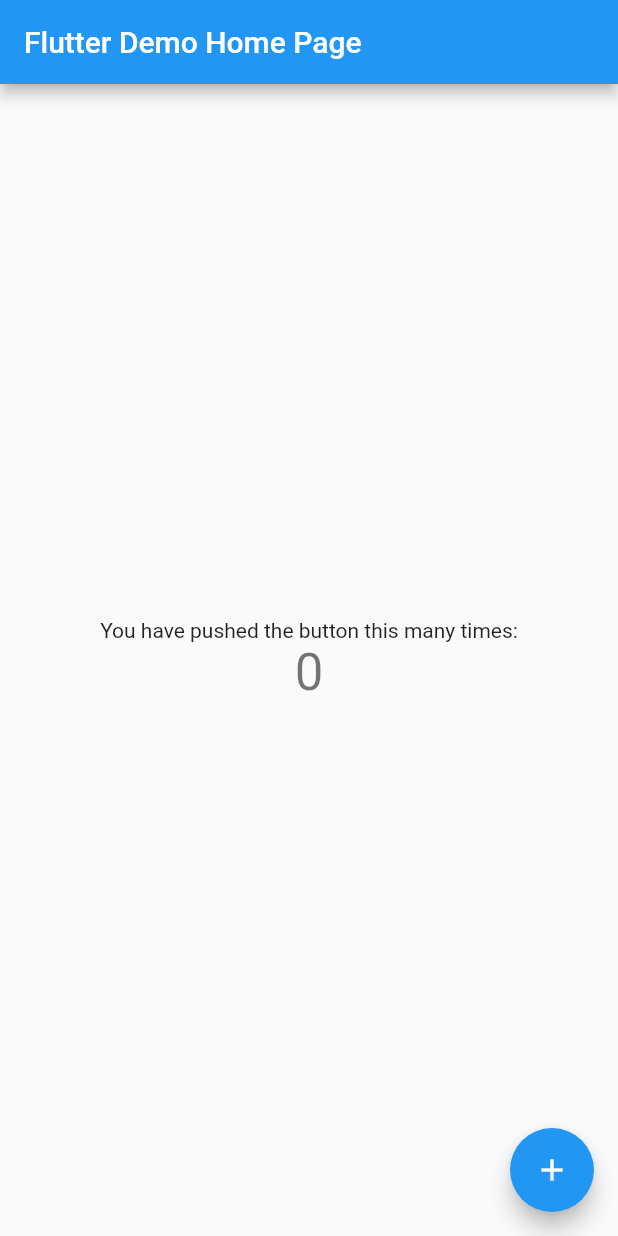
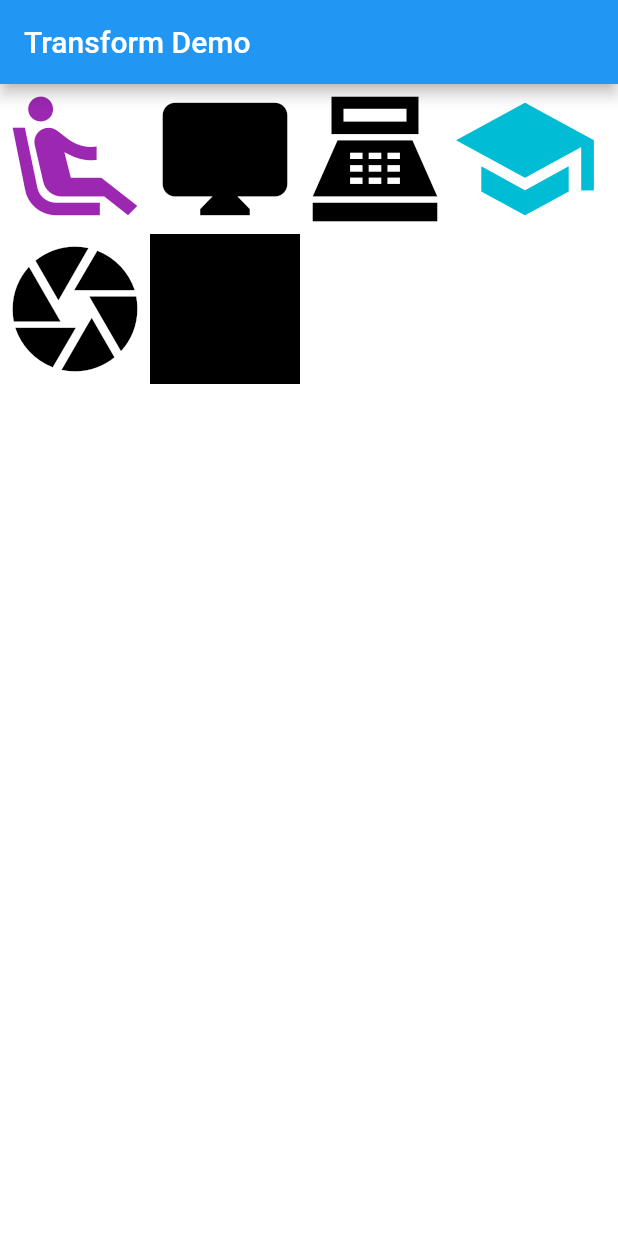
Before and after one commit to mahdi-ko/drag-and-drop-game-flutter, a Flutter app: the screen it shows after launch, on a phone screen of 412 x 824 dp. Run offline on Flutter 3.47's test engine with Material 2 defaults, Android fonts, the phone set to English and light mode, and no system bars.

Commit message:
added board and draggabe objects

```diff
--- /dev/null
+++ b/lib/data/colors.dart
@@ -0,0 +1,12 @@
+import 'package:flutter/material.dart';
+
+const List<Color> colors = <Color>[
+  Colors.red,
+  Colors.blue,
+  Colors.black,
+  Colors.cyan,
+  Colors.green,
+  Colors.amber,
+  Colors.purple,
+  Colors.purple
+];
--- /dev/null
+++ b/lib/data/icons_data.dart
@@ -0,0 +1,14 @@
+  import 'package:flutter/material.dart';
+
+const List<IconData> iconData = <IconData>[
+    Icons.call,
+    Icons.school,
+    Icons.accessibility,
+    Icons.zoom_out_map_sharp,
+    Icons.work_outline_outlined,
+    Icons.games,
+    Icons.camera,
+    Icons.airline_seat_recline_extra_outlined,
+    Icons.point_of_sale_sharp,
+    Icons.desktop_mac,
+  ];
--- /dev/null
+++ b/lib/draggable_list.dart
@@ -0,0 +1,21 @@
+import 'package:drag_and_drop/draggable_object.dart';
+import 'package:flutter/material.dart';
+
+class DraggableList extends StatefulWidget {
+  final List<Icon> items;
+
+  const DraggableList({@required this.items});
+  @override
+  _DraggableListState createState() => _DraggableListState();
+}
+
+class _DraggableListState extends State<DraggableList> {
+  @override
+  Widget build(BuildContext context) {
+    return ListView(
+        children: widget.items.map((icon) {
+          return DraggableObject(icon: icon);
+        }).toList(),
+        scrollDirection: Axis.horizontal);
+  }
+}
--- /dev/null
+++ b/lib/draggable_object.dart
@@ -0,0 +1,22 @@
+import 'package:flutter/material.dart';
+
+class DraggableObject extends StatelessWidget {
+  final Color color;
+  final Icon icon;
+
+  const DraggableObject({this.color = Colors.red, this.icon});
+  @override
+  Widget build(BuildContext context) {
+    return Draggable(
+      affinity: Axis.vertical,
+      feedback: icon,
+      childWhenDragging: Icon(
+        icon.icon,
+        size: 100,
+        color: icon.color.withOpacity(0.2),
+      ),
+      data: icon,
+      child: icon,
+    );
+  }
+}
--- /dev/null
+++ b/lib/game_board.dart
@@ -0,0 +1,84 @@
+import 'dart:math';
+
+import 'package:drag_and_drop/data/colors.dart';
+import 'package:drag_and_drop/data/icons_data.dart';
+import 'package:drag_and_drop/draggable_list.dart';
+import 'package:drag_and_drop/draggable_object.dart';
+import 'package:flutter/material.dart';
+
+class GameBoard extends StatefulWidget {
+  @override
+  _GameBoardState createState() => _GameBoardState();
+}
+
+class _GameBoardState extends State<GameBoard> {
+  final Random r = Random();
+  List<Widget> items;
+  Widget item;
+  @override
+  void initState() {
+    item = Container(
+      color: Colors.black,
+      height: 100,
+      width: 100,
+    );
+    items = generateGame();
+    super.initState();
+  }
+
+  @override
+  Widget build(BuildContext context) {
+    return Scaffold(
+      backgroundColor: Colors.white,
+      appBar: AppBar(
+        title: Text('Transform Demo'),
+      ),
+      body: Column(
+        mainAxisSize: MainAxisSize.min,
+        children: [
+          Container(
+            height: 100,
+            child: DraggableList(
+              items: items,
+            ),
+          ),
+          SizedBox(
+            height: 100,
+            child: ListView(
+              scrollDirection: Axis.horizontal,
+              children: [
+                DraggableObject(
+                  icon: randomIcon(),
+                ),
+                DragTarget(
+                  onWillAccept: (_) {
+                    return true;
+                  },
+                  onAccept: (_) {
+                    setState(() {
+                      item = _;
+                    });
+                  },
+                  builder: (_, acceptedItems, ___) {
+                    return item;
+                  },
+                )
+              ],
+            ),
+          ),
+        ],
+      ),
+    );
+  }
+
+  List<Widget> generateGame() {
+    final count = r.nextInt(15) + 5;
+    List<Icon> items = [];
+    for (int i = 0; i < count; i++) items.add(randomIcon());
+    return items;
+  }
+
+  Icon randomIcon() => Icon(iconData[r.nextInt(iconData.length)], color: randomColor(), size: 100);
+
+  Color randomColor() => colors[r.nextInt(colors.length)];
+}
--- a/lib/main.dart
+++ b/lib/main.dart
@@ -1,113 +1,20 @@
 import 'package:flutter/material.dart';
+
+import 'game_board.dart';
 
 void main() {
   runApp(MyApp());
 }
 
 class MyApp extends StatelessWidget {
-  // This widget is the root of your application.
   @override
   Widget build(BuildContext context) {
     return MaterialApp(
       title: 'Flutter Demo',
       theme: ThemeData(
-        // This is the theme of your application.
-        //
-        // Try running your application with "flutter run". You'll see the
-        // application has a blue toolbar. Then, without quitting the app, try
-        // changing the primarySwatch below to Colors.green and then invoke
-        // "hot reload" (press "r" in the console where you ran "flutter run",
-        // or simply save your changes to "hot reload" in a Flutter IDE).
-        // Notice that the counter didn't reset back to zero; the application
-        // is not restarted.
         primarySwatch: Colors.blue,
       ),
-      home: MyHomePage(title: 'Flutter Demo Home Page'),
+      home: GameBoard(),
     );
   }
 }
-
-class MyHomePage extends StatefulWidget {
-  MyHomePage({Key key, this.title}) : super(key: key);
-
-  // This widget is the home page of your application. It is stateful, meaning
-  // that it has a State object (defined below) that contains fields that affect
-  // how it looks.
-
-  // This class is the configuration for the state. It holds the values (in this
-  // case the title) provided by the parent (in this case the App widget) and
-  // used by the build method of the State. Fields in a Widget subclass are
-  // always marked "final".
-
-  final String title;
-
-  @override
-  _MyHomePageState createState() => _MyHomePageState();
-}
-
-class _MyHomePageState extends State<MyHomePage> {
-  int _counter = 0;
-
-  void _incrementCounter() {
-    setState(() {
-      // This call to setState tells the Flutter framework that something has
-      // changed in this State, which causes it to rerun the build method below
-      // so that the display can reflect the updated values. If we changed
-      // _counter without calling setState(), then the build method would not be
-      // called again, and so nothing would appear to happen.
-      _counter++;
-    });
-  }
-
-  @override
-  Widget build(BuildContext context) {
-    // This method is rerun every time setState is called, for instance as done
-    // by the _incrementCounter method above.
-    //
-    // The Flutter framework has been optimized to make rerunning build methods
-    // fast, so that you can just rebuild anything that needs updating rather
-    // than having to individually change instances of widgets.
-    return Scaffold(
-      appBar: AppBar(
-        // Here we take the value from the MyHomePage object that was created by
-        // the App.build method, and use it to set our appbar title.
-        title: Text(widget.title),
-      ),
-      body: Center(
-        // Center is a layout widget. It takes a single child and positions it
-        // in the middle of the parent.
-        child: Column(
-          // Column is also a layout widget. It takes a list of children and
-          // arranges them vertically. By default, it sizes itself to fit its
-          // children horizontally, and tries to be as tall as its parent.
-          //
-          // Invoke "debug painting" (press "p" in the console, choose the
-          // "Toggle Debug Paint" action from the Flutter Inspector in Android
-          // Studio, or the "Toggle Debug Paint" command in Visual Studio Code)
-          // to see the wireframe for each widget.
-          //
-          // Column has various properties to control how it sizes itself and
-          // how it positions its children. Here we use mainAxisAlignment to
-          // center the children vertically; the main axis here is the vertical
-          // axis because Columns are vertical (the cross axis would be
-          // horizontal).
-          mainAxisAlignment: MainAxisAlignment.center,
-          children: <Widget>[
-            Text(
-              'You have pushed the button this many times:',
-            ),
-            Text(
-              '$_counter',
-              style: Theme.of(context).textTheme.headline4,
-            ),
-          ],
-        ),
-      ),
-      floatingActionButton: FloatingActionButton(
-        onPressed: _incrementCounter,
-        tooltip: 'Increment',
-        child: Icon(Icons.add),
-      ), // This trailing comma makes auto-formatting nicer for build methods.
-    );
-  }
-}
--- a/pubspec.yaml
+++ b/pubspec.yaml
@@ -23,11 +23,6 @@ environment:
 dependencies:
   flutter:
     sdk: flutter
-
-
-  # The following adds the Cupertino Icons font to your application.
-  # Use with the CupertinoIcons class for iOS style icons.
-  cupertino_icons: ^1.0.2
 
 dev_dependencies:
   flutter_test:
```
Also changed, not shown: pubspec.lock.
